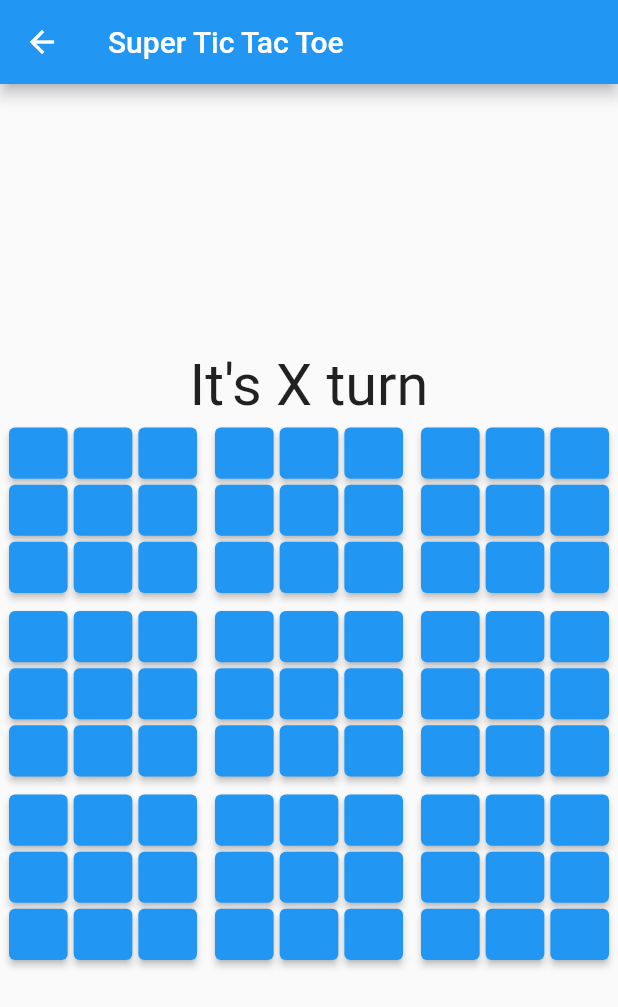
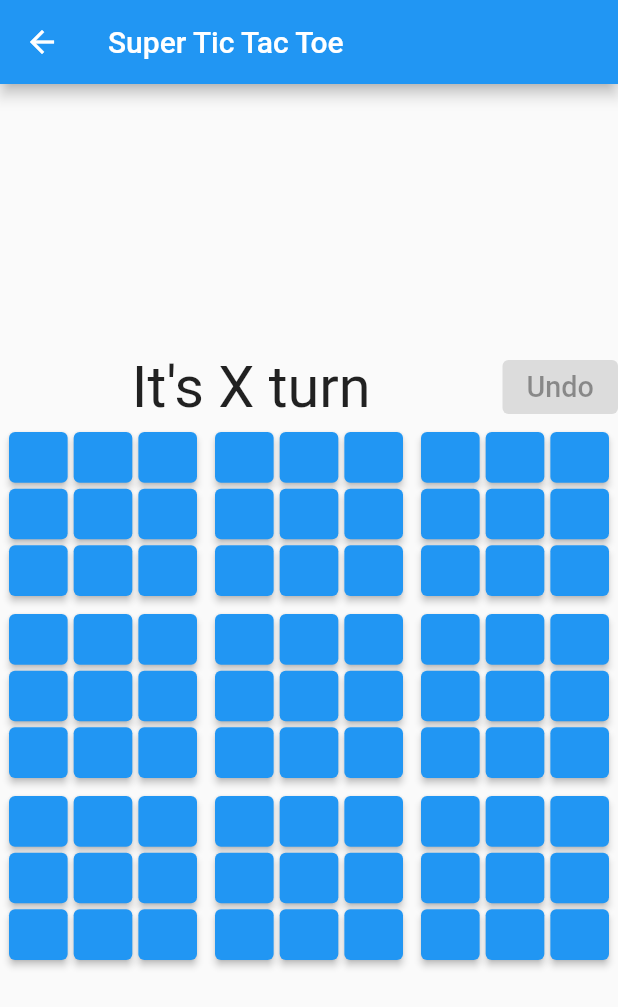
Before and after one commit to malkia/tictactoe, a Flutter app: the screen it shows after launch, after a tap on an icon or button, on a phone screen of 412 x 824 dp. Shown: the top 1007 px of the screen. Run offline on Flutter 3.47's test engine with Material 2 defaults, Android fonts, the phone set to English and light mode, and no system bars.

Commit message:
less rounded buttons. added undo (record/replay)

```diff
--- a/lib/tictactoe_game.dart
+++ b/lib/tictactoe_game.dart
@@ -67,6 +67,7 @@ abstract class _TicTacToeBoard {
 
 final _maximizedElevatedButtonStyle = ElevatedButton.styleFrom(
   minimumSize: const Size(double.infinity, double.infinity),
+  side: BorderSide.none,
 );
 
 class TicTacToeGame extends _TicTacToeBoard {
@@ -158,14 +159,24 @@ class SuperTicTacToeGame extends _TicTacToeBoard {
 
   get current => _current;
 
-  _State cellAt(int x, int y) {
+  TicTacToeGame _gameAt(int x, int y) {
     assert(x >= 0 && x < 3);
     assert(y >= 0 && y < 3);
-    return _boards[y * 3 + x]._winner;
+    return _boards[y * 3 + x];
+  }
+
+  _State cellAt(int x, int y) => _gameAt(x, y)._winner;
+
+  void move(int gameX, int gameY, int cellX, int cellY) {
+    final game = _gameAt(gameX, gameY);
+    game.move(cellX, cellY, current: _current);
+    _lastBoardX = gameX;
+    _lastBoardY = gameY;
+    _current = game.currentPlayer;
   }
 
   Widget _renderBoard(BuildContext context, int boardX, int boardY,
-      {Function(TicTacToeGame, int, int) onPressed,
+      {Function(int, int, int, int) onPressed,
       bool disabled = false,
       size = 40}) {
     // Check if the current (this) board can be played, e.g.
@@ -189,15 +200,12 @@ class SuperTicTacToeGame extends _TicTacToeBoard {
       }
     }
     return thisBoard.renderBoard(context, onPressed: (gameRow, gameCol) {
-      onPressed(thisBoard, gameRow, gameCol);
-      _lastBoardX = boardX;
-      _lastBoardY = boardY;
-      _current = thisBoard.currentPlayer;
+      onPressed(boardX, boardY, gameRow, gameCol);
     }, disabled: !enabled, size: size);
   }
 
   Widget renderBoard(BuildContext context,
-      {Function(TicTacToeGame, int, int) onPressed}) {
+      {Function(int, int, int, int) onPressed, Function() onUndoPressed}) {
     final winner = checkForWinner();
     final disabled = winner != _State.Empty;
     return LayoutBuilder(
@@ -207,8 +215,21 @@ class SuperTicTacToeGame extends _TicTacToeBoard {
           width: desiredSize,
           height: desiredSize,
           child: Column(mainAxisAlignment: MainAxisAlignment.center, children: [
-            Text(disabled ? "" : "It's ${_stateToString[_current]} turn",
-                textScaleFactor: desiredSize / 150),
+            Row(
+              children: [
+                Expanded(
+                  child: Center(
+                    child: Text(
+                        disabled ? "" : "It's ${_stateToString[_current]} turn",
+                        textScaleFactor: desiredSize / 150),
+                  ),
+                ),
+                ElevatedButton(
+                  child: Text('Undo', textScaleFactor: desiredSize / 300),
+                  onPressed: onUndoPressed,
+                )
+              ],
+            ),
             Expanded(
               child: Stack(alignment: AlignmentDirectional.center, children: [
                 Column(mainAxisSize: MainAxisSize.min, children: [
--- a/lib/tictactoe_page.dart
+++ b/lib/tictactoe_page.dart
@@ -23,14 +23,38 @@ class SuperTicTacToePage extends StatefulWidget {
   _SuperTicTacToePageState createState() => _SuperTicTacToePageState();
 }
 
+class _Record {
+  int gameX, gameY;
+  int cellX, cellY;
+  _Record(this.gameX, this.gameY, this.cellX, this.cellY);
+}
+
 class _SuperTicTacToePageState extends State<SuperTicTacToePage> {
-  final _state = SuperTicTacToeGame();
+  var _state = SuperTicTacToeGame();
+  final _record = List<_Record>();
   @override
   Widget build(BuildContext context) => Scaffold(
       appBar: AppBar(title: Text("Super Tic Tac Toe")),
       body: Center(
-          child: _state.renderBoard(context,
-              onPressed: (TicTacToeGame game, int col, int row) => setState(
-                    () => game.move(col, row, current: _state.current),
-                  ))));
+        child: _state.renderBoard(context,
+            onPressed: (int gameX, int gameY, int cellX, int cellY) => setState(
+                  () {
+                    var r = _Record(gameX, gameY, cellX, cellY);
+                    _record.add(r);
+                    _state.move(gameX, gameY, cellX, cellY);
+                  },
+                ),
+            onUndoPressed: _record.isEmpty
+                ? null
+                : () {
+                    _record.removeAt(_record.length - 1);
+                    setState(() {
+                      _state = SuperTicTacToeGame();
+                    });
+                    for (var r in _record) {
+                      setState(() =>
+                          _state.move(r.gameX, r.gameY, r.cellX, r.cellY));
+                    }
+                  }),
+      ));
 }
```
